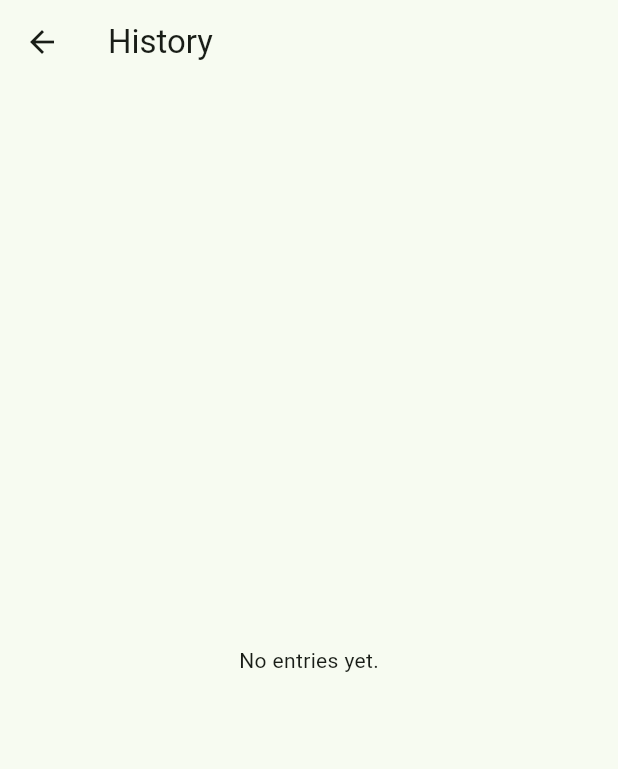
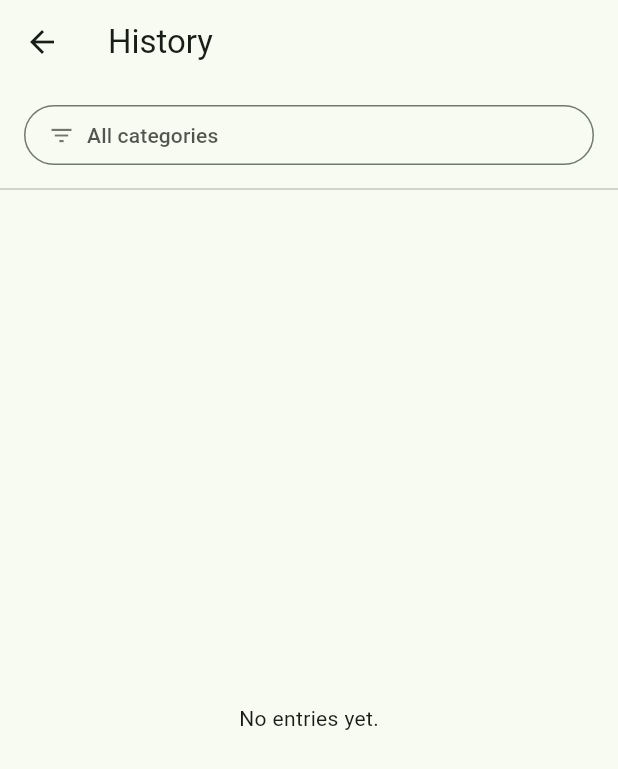
Before and after one commit to dinglebott/peanut-budget, a Flutter app: the HistoryScreen screen opened directly with empty values, on a phone screen of 412 x 824 dp. Shown: the top 769 px of the screen. Run offline on Flutter 3.47's test engine with Material 3 defaults, Android fonts, the phone set to English and light mode, and no system bars; our stand-ins replace shared_preferences, sqflite; accounts and stored records are empty.

Commit message:
add category filter in history, bugfixes. next: deploy

```diff
--- a/lib/main.dart
+++ b/lib/main.dart
@@ -97,7 +97,11 @@ class _MainShellState extends State<MainShell> {
         onAddCategory: _addCategory,
         onDeleteCategory: _deleteCategory,
       ),
-      HistoryScreen(entries: _entries, onDeleteEntry: _deleteEntry),
+      HistoryScreen(
+        entries: _entries,
+        categories: _categories,
+        onDeleteEntry: _deleteEntry,
+      ),
     ];
 
     return Scaffold(
--- a/lib/screens/history.dart
+++ b/lib/screens/history.dart
@@ -1,17 +1,43 @@
 import 'package:flutter/material.dart';
 import '../models/entry.dart';
 
-class HistoryScreen extends StatelessWidget {
+class HistoryScreen extends StatefulWidget {
   final List<Entry> entries;
+  final List<String> categories;
   final void Function(String) onDeleteEntry;
 
   const HistoryScreen({
     super.key,
     required this.entries,
+    required this.categories,
     required this.onDeleteEntry,
   });
 
-  List<_MonthSummary> _buildSummaries() {
+  @override
+  State<HistoryScreen> createState() => _HistoryScreenState();
+}
+
+class _HistoryScreenState extends State<HistoryScreen> {
+  final Set<String> _selectedCategories = {};
+
+  @override
+  void didUpdateWidget(HistoryScreen oldWidget) {
+    super.didUpdateWidget(oldWidget);
+    // If a category was deleted from Dashboard, drop it from the active filter
+    // so the user isn't stuck with an uncheckable filter entry.
+    if (oldWidget.categories != widget.categories) {
+      _selectedCategories.retainAll(widget.categories);
+    }
+  }
+
+  List<Entry> get _filteredEntries {
+    if (_selectedCategories.isEmpty) return widget.entries;
+    return widget.entries
+        .where((e) => _selectedCategories.contains(e.category))
+        .toList();
+  }
+
+  List<_MonthSummary> _buildSummaries(List<Entry> entries) {
     final Map<String, _MonthSummary> map = {};
 
     for (final entry in entries) {
@@ -42,23 +68,133 @@ class HistoryScreen extends StatelessWidget {
     return summaries;
   }
 
+  Future<void> _openFilterDialog() async {
+    // local copy for the dialog so changes only apply on confirm
+    final draft = Set<String>.from(_selectedCategories);
+
+    final confirmed = await showDialog<bool>(
+      context: context,
+      builder: (ctx) => StatefulBuilder(
+        builder: (ctx, setDialogState) {
+          return AlertDialog(
+            title: const Text('Filter by category'),
+            content: SingleChildScrollView(
+              child: Column(
+                mainAxisSize: MainAxisSize.min,
+                children: widget.categories.map((cat) {
+                  return CheckboxListTile(
+                    title: Text(cat),
+                    value: draft.contains(cat),
+                    onChanged: (checked) {
+                      setDialogState(() {
+                        if (checked == true) {
+                          draft.add(cat);
+                        } else {
+                          draft.remove(cat);
+                        }
+                      });
+                    },
+                    controlAffinity: ListTileControlAffinity.leading,
+                    dense: true,
+                  );
+                }).toList(),
+              ),
+            ),
+            actions: [
+              TextButton(
+                onPressed: () => Navigator.pop(ctx, false),
+                child: const Text('Cancel'),
+              ),
+              TextButton(
+                onPressed: () => Navigator.pop(ctx, true),
+                child: const Text('Apply'),
+              ),
+            ],
+          );
+        },
+      ),
+    );
+
+    if (confirmed == true) {
+      setState(() {
+        _selectedCategories
+          ..clear()
+          ..addAll(draft);
+      });
+    }
+  }
+
+  String get _filterLabel {
+    if (_selectedCategories.isEmpty) return 'All categories';
+    if (_selectedCategories.length == 1) return _selectedCategories.first;
+    return '${_selectedCategories.length} categories';
+  }
+
   @override
   Widget build(BuildContext context) {
-    final summaries = _buildSummaries();
+    final theme = Theme.of(context);
+    final summaries = _buildSummaries(_filteredEntries);
+    final isFiltered = _selectedCategories.isNotEmpty;
 
     return Scaffold(
       appBar: AppBar(title: const Text('History')),
-      body: summaries.isEmpty
-          ? const Center(child: Text('No entries yet.'))
-          : ListView.separated(
-              padding: const EdgeInsets.symmetric(vertical: 8),
-              itemCount: summaries.length,
-              separatorBuilder: (_, _) => const Divider(height: 1),
-              itemBuilder: (context, index) => _MonthCard(
-                summary: summaries[index],
-                onDeleteEntry: onDeleteEntry,
+      body: Column(
+        crossAxisAlignment: CrossAxisAlignment.stretch,
+        children: [
+          Padding(
+            padding: const EdgeInsets.fromLTRB(16, 10, 16, 4),
+            child: OutlinedButton.icon(
+              onPressed: widget.categories.isEmpty ? null : _openFilterDialog,
+              icon: Icon(
+                Icons.filter_list,
+                size: 18,
+                color: isFiltered
+                    ? theme.colorScheme.primary
+                    : theme.colorScheme.onSurface.withValues(alpha: 0.6),
+              ),
+              label: Text(
+                _filterLabel,
+                style: TextStyle(
+                  color: isFiltered
+                      ? theme.colorScheme.primary
+                      : theme.colorScheme.onSurface.withValues(alpha: 0.75),
+                ),
+              ),
+              style: OutlinedButton.styleFrom(
+                alignment: Alignment.centerLeft,
+                side: BorderSide(
+                  color: isFiltered
+                      ? theme.colorScheme.primary
+                      : theme.colorScheme.outline,
+                ),
               ),
             ),
+          ),
+          const Divider(height: 16),
+          Expanded(
+            child: summaries.isEmpty
+                ? Center(
+                    child: Text(
+                      isFiltered
+                          ? 'No entries for the selected categories.'
+                          : 'No entries yet.',
+                    ),
+                  )
+                : ListView.separated(
+                    padding: const EdgeInsets.only(bottom: 8),
+                    itemCount: summaries.length,
+                    separatorBuilder: (_, _) => const Divider(height: 1),
+                    itemBuilder: (context, index) => _MonthCard(
+                      key: ValueKey(
+                        '${summaries[index].year}-${summaries[index].month}',
+                      ),
+                      summary: summaries[index],
+                      onDeleteEntry: widget.onDeleteEntry,
+                    ),
+                  ),
+          ),
+        ],
+      ),
     );
   }
 }
@@ -87,7 +223,7 @@ class _MonthCard extends StatefulWidget {
   final _MonthSummary summary;
   final void Function(String) onDeleteEntry;
 
-  const _MonthCard({required this.summary, required this.onDeleteEntry});
+  const _MonthCard({super.key, required this.summary, required this.onDeleteEntry});
 
   @override
   State<_MonthCard> createState() => _MonthCardState();
@@ -136,13 +272,15 @@ class _MonthCardState extends State<_MonthCard> {
                   children: [
                     _Stat(
                       label: 'Spent',
-                      value: '\$${widget.summary.totalExpense.toStringAsFixed(2)}',
+                      value:
+                          '\$${widget.summary.totalExpense.toStringAsFixed(2)}',
                       valueColor: Colors.red.shade400,
                     ),
                     const SizedBox(width: 24),
                     _Stat(
                       label: 'Earned',
-                      value: '\$${widget.summary.totalIncome.toStringAsFixed(2)}',
+                      value:
+                          '\$${widget.summary.totalIncome.toStringAsFixed(2)}',
                       valueColor: Colors.green,
                     ),
                     const Spacer(),
@@ -187,8 +325,7 @@ class _EntryRow extends StatelessWidget {
   @override
   Widget build(BuildContext context) {
     final theme = Theme.of(context);
-    final amountColor =
-        entry.isExpense ? Colors.red.shade400 : Colors.green;
+    final amountColor = entry.isExpense ? Colors.red.shade400 : Colors.green;
     final amountLabel = entry.isExpense
         ? '-\$${entry.amount.toStringAsFixed(2)}'
         : '+\$${entry.amount.toStringAsFixed(2)}';
```
